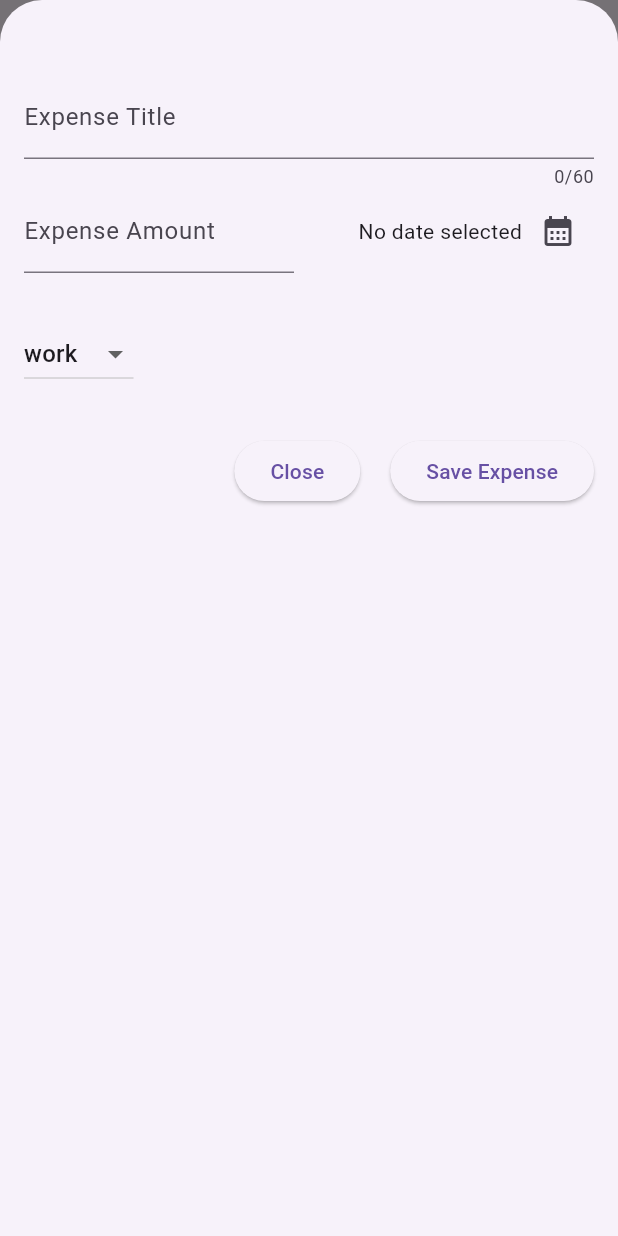
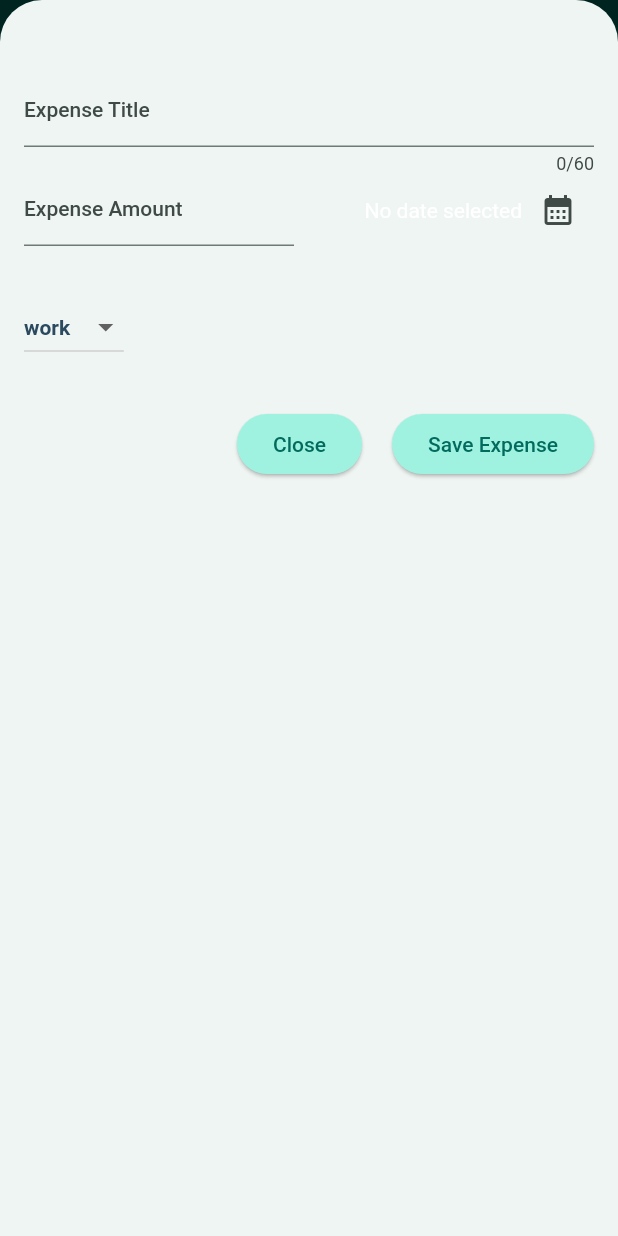
Before and after one commit to adekams/expense_tracker, a Flutter app: the screen it shows after launch, after a tap on the "add" icon, on a phone screen of 412 x 824 dp. Run offline on Flutter 3.47's test engine with Material 2 defaults, Android fonts, the phone set to English and light mode, and no system bars.

Commit message:
theme styling

```diff
--- a/lib/main.dart
+++ b/lib/main.dart
@@ -1,9 +1,54 @@
 import 'package:flutter/material.dart';
 import 'package:expense_tracker/widgets/expenses.dart';
 
+var kColorScheme = ColorScheme.fromSeed(
+  seedColor: const Color.fromARGB(255, 18, 221, 194),
+);
+var kDarkColorScheme = ColorScheme.fromSeed(
+  seedColor: Color.fromARGB(255, 14, 17, 15),
+);
 void main() {
-  runApp(MaterialApp(
-    theme: ThemeData(useMaterial3: true),
-    home: const Expenses(),
-  ));
+  runApp(
+    MaterialApp(
+      darkTheme: ThemeData.dark().copyWith(
+        brightness: Brightness.dark,
+        useMaterial3: true,
+        colorScheme: kDarkColorScheme,
+        cardTheme: const CardTheme().copyWith(
+          color: kDarkColorScheme.onPrimaryContainer,
+          margin: const EdgeInsets.symmetric(horizontal: 15, vertical: 6),
+        ),
+      ),
+      theme: ThemeData().copyWith(
+          useMaterial3: true,
+          colorScheme: kColorScheme,
+          appBarTheme: const AppBarTheme().copyWith(
+            backgroundColor: kColorScheme.onPrimaryContainer,
+            foregroundColor: kColorScheme.secondaryContainer,
+          ),
+          cardTheme: const CardTheme().copyWith(
+            color: kColorScheme.primaryContainer,
+            margin: const EdgeInsets.symmetric(horizontal: 15, vertical: 6),
+          ),
+          elevatedButtonTheme: ElevatedButtonThemeData(
+            style: ElevatedButton.styleFrom(
+                backgroundColor: kColorScheme.primaryContainer),
+          ),
+          textTheme: const TextTheme().copyWith(
+            titleLarge: TextStyle(
+              fontWeight: FontWeight.bold,
+              color: kColorScheme.onPrimaryContainer,
+            ),
+            titleMedium: TextStyle(
+              fontWeight: FontWeight.bold,
+              fontSize: 14,
+              color: kColorScheme.onTertiaryContainer,
+            ),
+          )
+          // scaffoldBackgroundColor: const Color.fromARGB(255, 121, 117, 105),
+          ),
+      themeMode: ThemeMode.system,
+      home: const Expenses(),
+    ),
+  );
 }
--- a/lib/widgets/expenses.dart
+++ b/lib/widgets/expenses.dart
@@ -90,7 +90,10 @@ class _ExpensesState extends State<Expenses> {
       ),
       body: Column(
         children: [
-          const Text('Chart'),
+          Text(
+            'Expenses',
+            style: Theme.of(context).textTheme.titleLarge,
+          ),
           Expanded(
             child: mainContent,
           ),
--- a/lib/widgets/expenses_list/expense_item.dart
+++ b/lib/widgets/expenses_list/expense_item.dart
@@ -15,14 +15,20 @@ class ExpenseItem extends StatelessWidget {
         vertical: 25,
       ),
       child: Column(
+        crossAxisAlignment: CrossAxisAlignment.start,
         children: [
-          Text(expense.title),
+          Text(
+            expense.title,
+            style: Theme.of(context).textTheme.titleMedium,
+          ),
           const SizedBox(
             height: 10,
           ),
           Row(
             children: [
-              Text('\$ ${expense.amount.toStringAsFixed(2)}'),
+              Text(
+                '\$ ${expense.amount.toStringAsFixed(2)}',
+              ),
               const Spacer(),
               Row(
                 children: [
@@ -30,7 +36,9 @@ class ExpenseItem extends StatelessWidget {
                   const SizedBox(
                     width: 30,
                   ),
-                  Text(expense.formattedDate)
+                  Text(
+                    expense.formattedDate,
+                  )
                 ],
               )
             ],
--- a/lib/widgets/expenses_list/expenses_list.dart
+++ b/lib/widgets/expenses_list/expenses_list.dart
@@ -1,3 +1,4 @@
+import 'package:expense_tracker/main.dart';
 import 'package:expense_tracker/models/expense.dart';
 import 'package:expense_tracker/widgets/expenses_list/expense_item.dart';
 import 'package:flutter/material.dart';
@@ -15,6 +16,11 @@ class ExpensesList extends StatelessWidget {
       itemCount: expenses.length,
       itemBuilder: (ctx, indx) => Dismissible(
         key: ValueKey(expenses[indx]),
+        background: Container(
+          color: Theme.of(context).colorScheme.error,
+          margin: EdgeInsets.symmetric(
+              horizontal: Theme.of(context).cardTheme.margin!.horizontal),
+        ),
         child: ExpenseItem(expenses[indx]),
         onDismissed: (direction) {
           onRemoveExpense(expenses[indx]);
```
